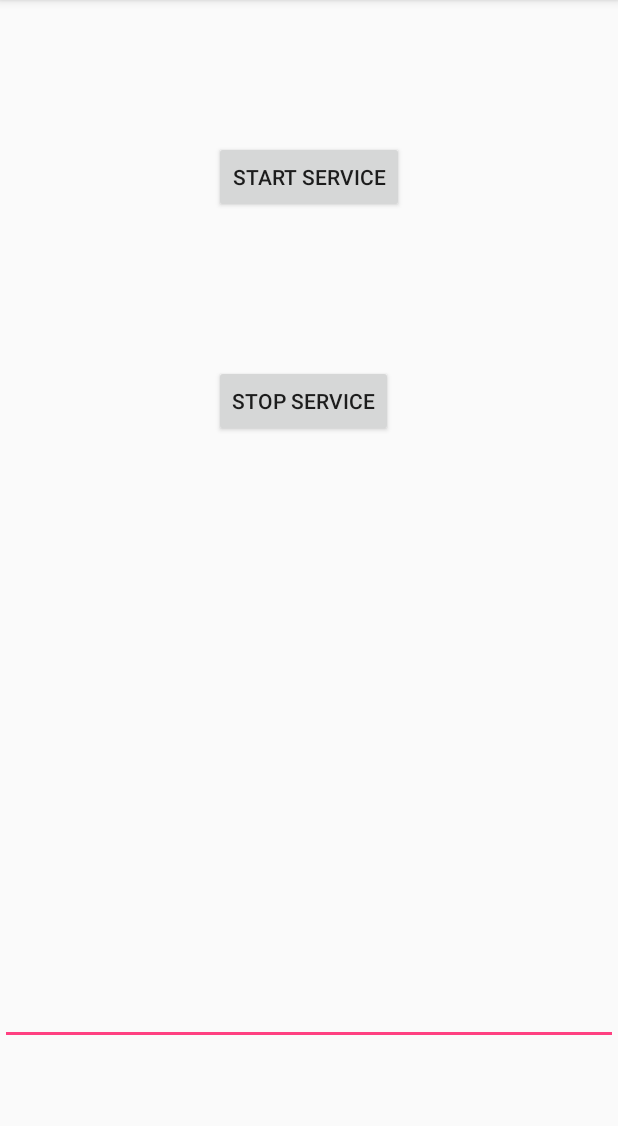
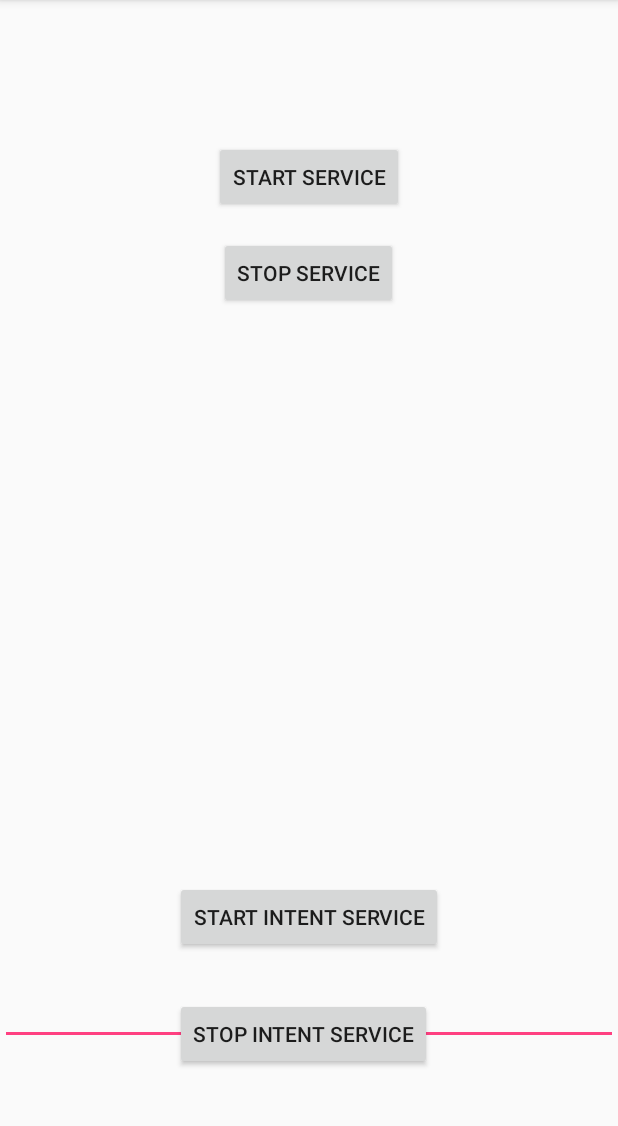
Before and after one commit to rgreen88/MyService, an Android app: the screen it shows after launch (MainActivity), on a phone screen of 412 x 824 dp, the part 84-1210 px from its top. Run offline under Robolectric (Android 15) with nearby library versions, the phone set to English and light mode, and no system bars.

Commit message:
Intent Service functional with clearly defined buttons

```diff
--- a/app/src/main/AndroidManifest.xml
+++ b/app/src/main/AndroidManifest.xml
@@ -18,6 +18,8 @@
         </activity>
 
         <service android:name=".MyService"
+            android:exported="false"/>
+        <service android:name=".MyIntentService"
             android:exported="false"/> <!-- exported = false means this service will only
              be available to this app exclusively!-->
     </application>
--- a/app/src/main/res/layout/activity_main.xml
+++ b/app/src/main/res/layout/activity_main.xml
@@ -22,13 +22,32 @@
         android:id="@+id/btn_stop"
         android:layout_width="wrap_content"
         android:layout_height="wrap_content"
-        android:layout_alignLeft="@+id/btn_start"
-        android:layout_alignStart="@+id/btn_start"
         android:layout_below="@+id/btn_start"
-        android:layout_marginTop="101dp"
-        android:text="@string/stop_service"
-        android:onClick="stopService" />
+        android:layout_centerHorizontal="true"
+        android:layout_marginTop="16dp"
+        android:onClick="stopService"
+        android:text="@string/stop_service" />
 
+    <Button
+        android:id="@+id/btn_startIntentService"
+        android:layout_width="wrap_content"
+        android:layout_height="wrap_content"
+        android:layout_above="@+id/editText"
+        android:layout_centerHorizontal="true"
+        android:layout_marginBottom="16dp"
+        android:onClick="startIntentService"
+        android:text="@string/start_intent_service" />
+
+    <Button
+        android:id="@+id/btn_stopIntentService"
+        android:layout_width="wrap_content"
+        android:layout_height="wrap_content"
+        android:layout_alignLeft="@+id/btn_startIntentService"
+        android:layout_alignStart="@+id/btn_startIntentService"
+        android:layout_alignTop="@+id/editText"
+        android:layout_marginTop="14dp"
+        android:onClick="stopIntentService"
+        android:text="@string/stop_intent_service" />
     <EditText
         android:id="@+id/editText"
         android:layout_width="match_parent"
--- a/app/src/main/res/values/strings.xml
+++ b/app/src/main/res/values/strings.xml
@@ -4,4 +4,6 @@
     <string name="start">Start</string>
     <string name="start_service">Start Service</string>
     <string name="stop_service">Stop Service</string>
+    <string name="start_intent_service">Start Intent Service</string>
+    <string name="stop_intent_service">Stop Intent Service</string>
 </resources>
```
Also changed, not shown: app/src/main/java/com/example/android/myservice/MainActivity.java (+14 -0 lines), app/src/main/java/com/example/android/myservice/MyIntentService.java (+51 -1 lines).
